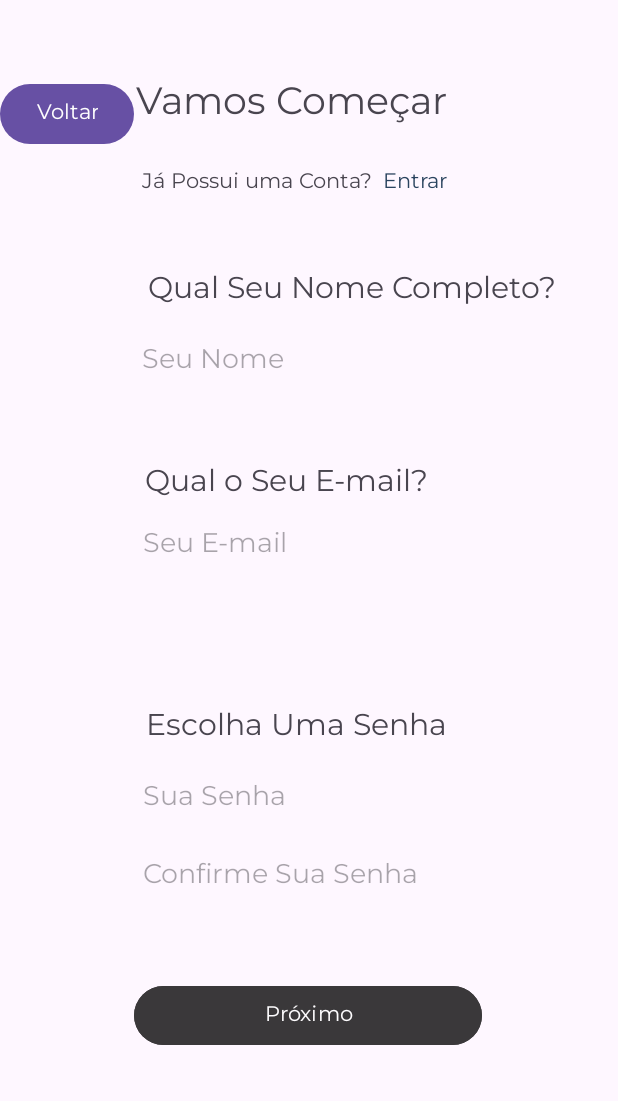
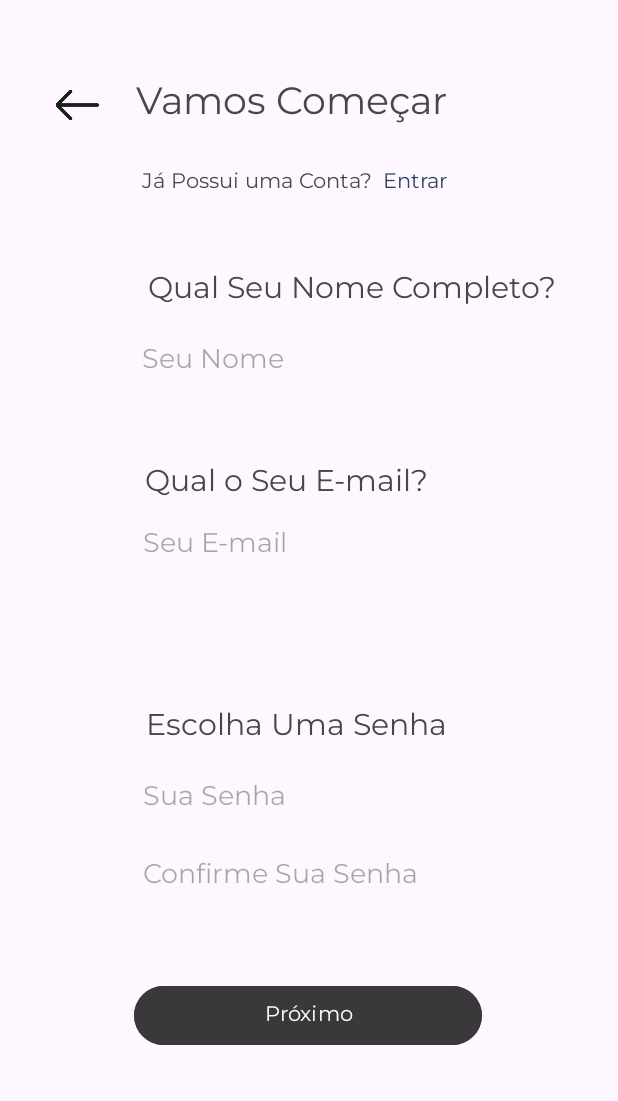
Before and after one commit to joaogpereira/Myson, an Android app: the CadastroUsuarioActivity screen opened directly, with no data from a screen before it, on a phone screen of 412 x 824 dp, the part 135-1236 px from its top. Run offline under Robolectric (Android 15) with nearby library versions, the phone set to English and light mode, and no system bars.

Commit message:
Realizando ultimos ajustes nos layouts e intentes das telas: Cadastro , esqueci senha e Login

```diff
--- a/app/src/main/java/com/example/mysonapplication/CadastroUsuarioActivity.java
+++ b/app/src/main/java/com/example/mysonapplication/CadastroUsuarioActivity.java
@@ -4,6 +4,7 @@ import android.content.Intent;
 import android.os.Bundle;
 import android.view.View;
 import android.widget.Button;
+import android.widget.ImageView;
 import android.widget.TextView;
 
 import androidx.activity.EdgeToEdge;
@@ -19,10 +20,10 @@ public class CadastroUsuarioActivity extends AppCompatActivity {
         super.onCreate(savedInstanceState);
         setContentView(R.layout.activity_cadastro_usuario);
 
-        Button btnVoltarCadastroUsuario = findViewById(R.id.btnVoltarCadastroUsuario);
+        ImageView imgVoltarCadastroUsuario = findViewById(R.id.imagemVoltarDoCadastro);
         TextView txtCadastroUsuario = findViewById(R.id.txtCadastroUsuario);
 
-        btnVoltarCadastroUsuario.setOnClickListener(new View.OnClickListener() {
+        imgVoltarCadastroUsuario.setOnClickListener(new View.OnClickListener() {
             @Override
             public void onClick(View v) {
                 Intent intent = new Intent(
--- a/app/src/main/java/com/example/mysonapplication/EsqueciSenhaActivity.java
+++ b/app/src/main/java/com/example/mysonapplication/EsqueciSenhaActivity.java
@@ -4,6 +4,7 @@ import android.content.Intent;
 import android.os.Bundle;
 import android.view.View;
 import android.widget.Button;
+import android.widget.ImageView;
 
 import androidx.activity.EdgeToEdge;
 import androidx.appcompat.app.AppCompatActivity;
@@ -18,9 +19,9 @@ public class EsqueciSenhaActivity extends AppCompatActivity {
         super.onCreate(savedInstanceState);
         setContentView(R.layout.activity_esqueci_senha);
 
-        Button btnVoltarEsqueciSenha = findViewById(R.id.btnVoltarEsqueciSenha);
+        ImageView imgVoltarEsqueciSenha = findViewById(R.id.imagemVoltarDoEsqueciSenha);
 
-        btnVoltarEsqueciSenha.setOnClickListener(new View.OnClickListener() {
+        imgVoltarEsqueciSenha.setOnClickListener(new View.OnClickListener() {
             @Override
             public void onClick(View v) {
                 Intent intent = new Intent(
--- a/app/src/main/res/layout/activity_cadastro_usuario.xml
+++ b/app/src/main/res/layout/activity_cadastro_usuario.xml
@@ -6,19 +6,6 @@
     android:layout_width="match_parent"
     android:layout_height="match_parent"
     tools:context=".CadastroUsuarioActivity">
-
-    <Button
-        android:id="@+id/btnVoltarCadastroUsuario"
-        android:layout_width="wrap_content"
-        android:layout_height="wrap_content"
-        android:fontFamily="@font/montserrat"
-        android:text="Voltar"
-        app:layout_constraintBottom_toBottomOf="parent"
-        app:layout_constraintEnd_toEndOf="parent"
-        app:layout_constraintHorizontal_bias="0.0"
-        app:layout_constraintStart_toStartOf="parent"
-        app:layout_constraintTop_toTopOf="parent"
-        app:layout_constraintVertical_bias="0.183" />
 
     <EditText
         android:id="@+id/editTextTextEmailAddress2"
@@ -206,4 +193,16 @@
         app:layout_constraintTop_toTopOf="parent"
         app:layout_constraintVertical_bias="0.045"
         app:srcCompat="@drawable/image_2" />
+
+    <ImageView
+        android:id="@+id/imagemVoltarDoCadastro"
+        android:layout_width="71dp"
+        android:layout_height="29dp"
+        app:layout_constraintBottom_toBottomOf="parent"
+        app:layout_constraintEnd_toEndOf="parent"
+        app:layout_constraintHorizontal_bias="0.047"
+        app:layout_constraintStart_toStartOf="parent"
+        app:layout_constraintTop_toTopOf="parent"
+        app:layout_constraintVertical_bias="0.183"
+        app:srcCompat="@drawable/left_arrow" />
 </androidx.constraintlayout.widget.ConstraintLayout>
```
Also changed, not shown: app/src/main/res/layout/activity_esqueci_senha.xml (+8 -8 lines), app/src/main/res/layout/activity_tela_login.xml (+12 -0 lines), app/src/main/res/drawable/left_arrow.png (added).
